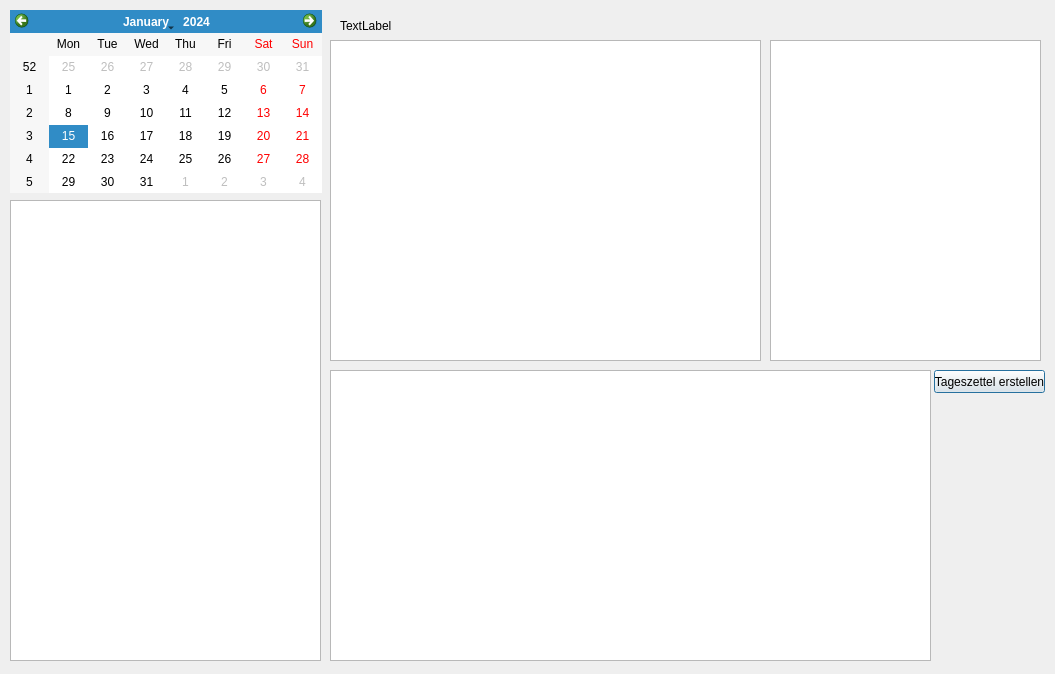
First picture: the form in Dialoge/dialog_tageszettel.ui, repository TischlerWilly/azwkz, before the edit.
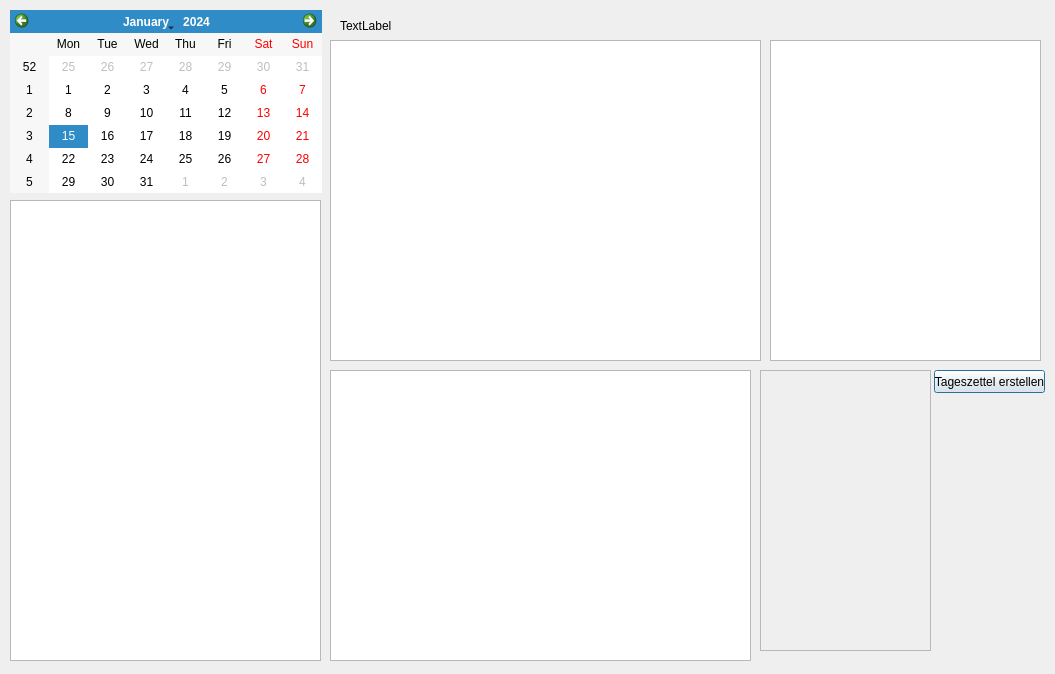
Second picture: the form after the edit.

Commit message: tageszettel report

```diff
--- a/Dialoge/dialog_tageszettel.ui
+++ b/Dialoge/dialog_tageszettel.ui
@@ -61,7 +61,7 @@
     <rect>
      <x>330</x>
      <y>370</y>
-     <width>601</width>
+     <width>421</width>
      <height>291</height>
     </rect>
    </property>
@@ -89,6 +89,19 @@
     <string>Tageszettel erstellen</string>
    </property>
   </widget>
+  <widget class="QPlainTextEdit" name="plainTextEdit_report">
+   <property name="enabled">
+    <bool>false</bool>
+   </property>
+   <property name="geometry">
+    <rect>
+     <x>760</x>
+     <y>370</y>
+     <width>171</width>
+     <height>281</height>
+    </rect>
+   </property>
+  </widget>
  </widget>
  <resources/>
  <connections/>
```
The commit also changes 5 other files.
